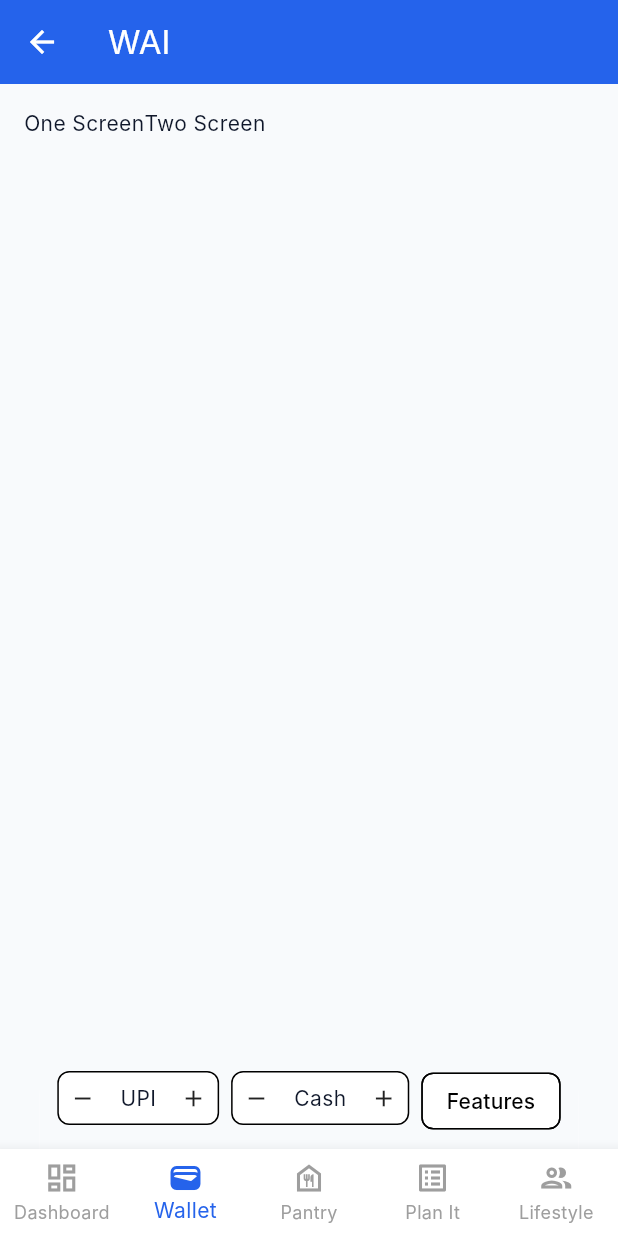
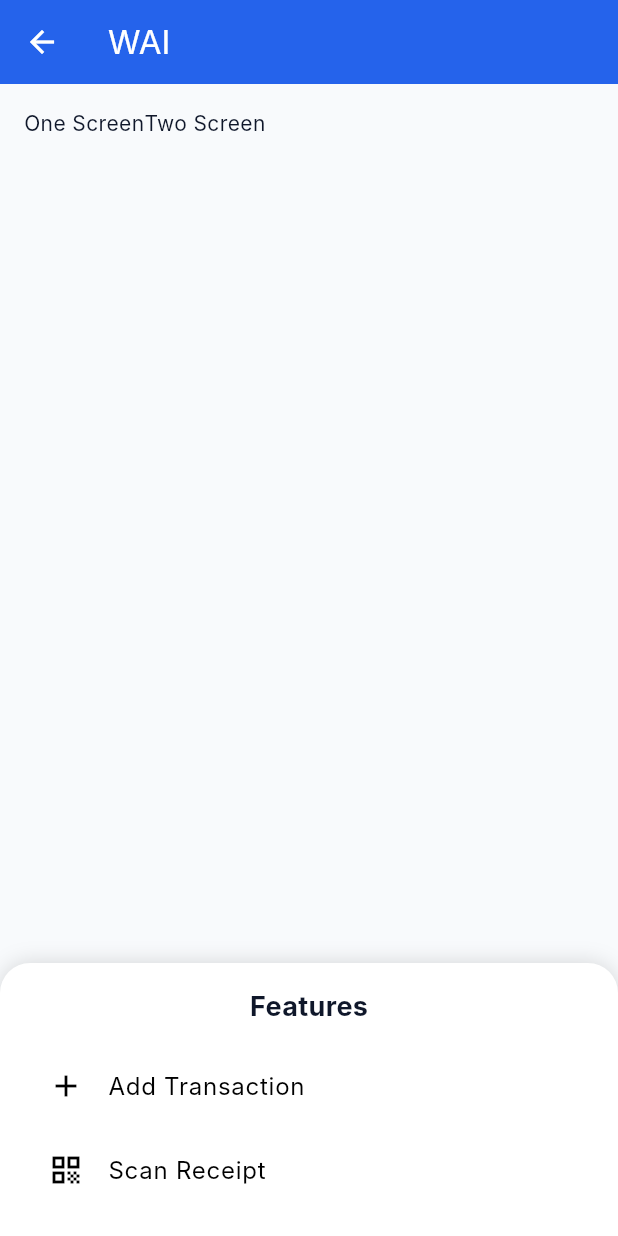
Before and after one commit to MSathiyaseelan/wai_life_assistant, a Flutter app: the BottomNavScreen screen opened by its route, item 2 of the bottom bar chosen, after a tap on "Features", on a phone screen of 412 x 824 dp. Run offline on Flutter 3.47's test engine with Material 3 defaults, Android fonts, the phone set to English and light mode, and no system bars; our stand-ins replace dio, flutter_secure_storage; accounts and stored records are empty; Roboto replaces fonts that are missing (Inter); statements that could not run were skipped.

Commit message:
ModelBottomSheet

```diff
--- /dev/null
+++ b/lib/data/models/wallet/featurelist.dart
@@ -0,0 +1,8 @@
+import 'package:flutter/material.dart';
+
+class FeatureItem {
+  final String title;
+  final IconData icon;
+
+  const FeatureItem({required this.title, required this.icon});
+}
--- a/lib/features/wallet/counterchip.dart
+++ b/lib/features/wallet/counterchip.dart
@@ -18,7 +18,7 @@ class CounterChip extends StatelessWidget {
     final borderRadius = BorderRadius.circular(8);
 
     return Padding(
-      padding: const EdgeInsets.only(top: 4), // 👈 adjust value
+      padding: const EdgeInsets.only(top: 5),
       child: Material(
         color: Theme.of(context).colorScheme.surface,
         shape: RoundedRectangleBorder(
@@ -33,7 +33,10 @@ class CounterChip extends StatelessWidget {
               customBorder: RoundedRectangleBorder(borderRadius: borderRadius),
               onTap: onDecrement,
               child: const Padding(
-                padding: const EdgeInsets.symmetric(horizontal: 8, vertical: 8),
+                padding: const EdgeInsets.symmetric(
+                  horizontal: 8,
+                  vertical: 10,
+                ),
                 child: Icon(Icons.remove, size: 18),
               ),
             ),
--- /dev/null
+++ b/lib/features/wallet/featurelistdata.dart
@@ -0,0 +1,28 @@
+import 'package:flutter/material.dart';
+import '../../data/models/wallet/featurelist.dart';
+
+final Map<int, List<FeatureItem>> featuresByTab = {
+  1: [
+    // Wallet
+    FeatureItem(title: 'Add Transaction', icon: Icons.add),
+    FeatureItem(title: 'Scan Receipt', icon: Icons.qr_code),
+  ],
+
+  2: [
+    // Pantry
+    FeatureItem(title: 'Add Grocery', icon: Icons.shopping_cart),
+    FeatureItem(title: 'Meal Planner', icon: Icons.restaurant),
+  ],
+
+  3: [
+    // PlanIt
+    FeatureItem(title: 'Create Reminder', icon: Icons.alarm),
+    FeatureItem(title: 'New Todo', icon: Icons.check_circle),
+  ],
+
+  4: [
+    // Lifestyle
+    FeatureItem(title: 'Add Vehicle', icon: Icons.directions_car),
+    FeatureItem(title: 'Track Gadgets', icon: Icons.devices),
+  ],
+};
--- a/lib/features/wallet/wallet_chip_bar.dart
+++ b/lib/features/wallet/wallet_chip_bar.dart
@@ -1,5 +1,8 @@
 import 'package:flutter/material.dart';
-import '../wallet/counterchip.dart'; // adjust path if needed
+import '../wallet/counterchip.dart';
+// import '../wallet/transactionbottomsheet.dart';
+import '../../navigation/featuresbottomsheet.dart';
+import '../wallet/featurelistdata.dart';
 
 class WalletChipBar extends StatelessWidget {
   const WalletChipBar({super.key});
@@ -17,7 +20,10 @@ class WalletChipBar extends StatelessWidget {
           children: [
             CounterChip(
               label: 'UPI',
-              onIncrement: () => debugPrint('UPI +'),
+              onIncrement: () => {
+                //openTransactionBottomSheet(context),
+                debugPrint('UPI +'),
+              },
               onDecrement: () => debugPrint('UPI -'),
             ),
 
@@ -32,7 +38,8 @@ class WalletChipBar extends StatelessWidget {
               elevation: 0,
               pressElevation: 0,
               onPressed: () {
-                debugPrint('Features pressed');
+                showFeaturesBottomSheet(context, featuresByTab[1] ?? []);
+                debugPrint('Clicked: Features');
               },
             ),
           ],
--- a/lib/navigation/bottom_nav_screen.dart
+++ b/lib/navigation/bottom_nav_screen.dart
@@ -10,6 +10,8 @@ import 'package:wai_life_assistant/core/theme/app_text.dart';
 import 'package:wai_life_assistant/core/theme/app_spacing.dart';
 import 'package:wai_life_assistant/features/wallet/wallet_chip_bar.dart';
 import 'package:wai_life_assistant/shared/widgets/chip_bar.dart';
+import 'featuresbottomsheet.dart';
+import '../features/wallet/featurelistdata.dart';
 
 class BottomNavScreen extends StatefulWidget {
   const BottomNavScreen({super.key});
@@ -105,7 +107,11 @@ Widget? _bottomActionsForIndex(int index, BuildContext context) {
       return ChipBar(
         labels: const ['Meal', 'Groceries', 'Features'],
         onChipPressed: (label) {
-          debugPrint('Clicked: $label');
+          if (label == 'Features') {
+            showFeaturesBottomSheet(context, featuresByTab[2] ?? []);
+          } else {
+            debugPrint('Clicked: $label');
+          }
         },
       );
 
@@ -115,7 +121,11 @@ Widget? _bottomActionsForIndex(int index, BuildContext context) {
       return ChipBar(
         labels: const ['Remainders', 'ToDo', 'Features'],
         onChipPressed: (label) {
-          debugPrint('Clicked: $label');
+          if (label == 'Features') {
+            showFeaturesBottomSheet(context, featuresByTab[3] ?? []);
+          } else {
+            debugPrint('Clicked: $label');
+          }
         },
       );
 
@@ -129,7 +139,11 @@ Widget? _bottomActionsForIndex(int index, BuildContext context) {
       return ChipBar(
         labels: const ['Vehicle', 'Dresses', 'Gadgets', 'Features'],
         onChipPressed: (label) {
-          debugPrint('Clicked: $label');
+          if (label == 'Features') {
+            showFeaturesBottomSheet(context, featuresByTab[4] ?? []);
+          } else {
+            debugPrint('Clicked: $label');
+          }
         },
       );
 
--- /dev/null
+++ b/lib/navigation/featuresbottomsheet.dart
@@ -0,0 +1,66 @@
+import 'package:flutter/material.dart';
+import '../data/models/wallet/featurelist.dart';
+
+void showFeaturesBottomSheet(BuildContext context, List<FeatureItem> features) {
+  final width = MediaQuery.of(context).size.width;
+
+  double maxWidth;
+  if (width >= 1200) {
+    maxWidth = 700; // desktop
+  } else if (width >= 600) {
+    maxWidth = 500; // tablet
+  } else {
+    maxWidth = width; // mobile
+  }
+
+  showModalBottomSheet(
+    context: context,
+    useRootNavigator: true,
+    barrierColor: Colors.transparent,
+    isScrollControlled: true,
+    backgroundColor: Colors.transparent,
+
+    // 🔥 THIS IS THE KEY
+    constraints: BoxConstraints(maxWidth: maxWidth),
+
+    builder: (ctx) {
+      return Container(
+        width: double.infinity, // important
+        padding: const EdgeInsets.all(16),
+        decoration: BoxDecoration(
+          color: Theme.of(ctx).colorScheme.surface,
+          borderRadius: const BorderRadius.vertical(top: Radius.circular(20)),
+          boxShadow: [
+            BoxShadow(blurRadius: 12, color: Colors.black.withOpacity(0.15)),
+          ],
+        ),
+        child: Column(
+          mainAxisSize: MainAxisSize.min,
+          children: [
+            Text(
+              'Features',
+              style: TextStyle(fontSize: 18, fontWeight: FontWeight.bold),
+            ),
+            SizedBox(height: 12),
+
+            // ListTile(title: Text('Feature 1')),
+            // ListTile(title: Text('Feature 2')),
+            // ListTile(title: Text('Feature 3')),
+
+            // 🔥 Dynamic ListTiles
+            ...features.map(
+              (item) => ListTile(
+                leading: Icon(item.icon),
+                title: Text(item.title),
+                onTap: () {
+                  Navigator.pop(ctx);
+                  debugPrint('Clicked: ${item.title}');
+                },
+              ),
+            ),
+          ],
+        ),
+      );
+    },
+  );
+}
```
Also changed, not shown: lib/navigation/bottomActions.dart (deleted).
